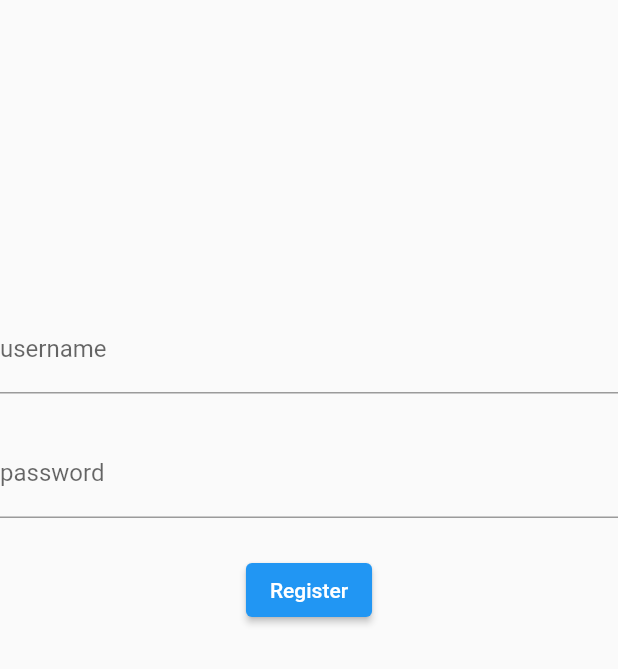
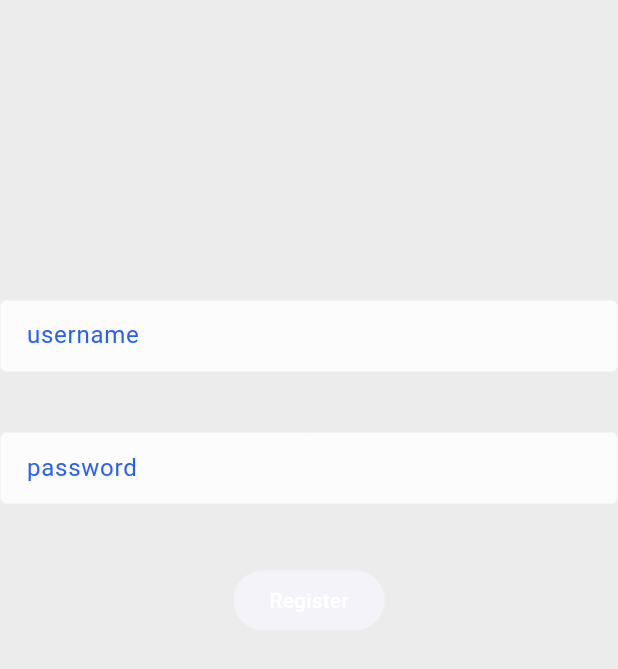
Before and after one commit to erkripa/BookStoreAppInFlutterBlocStatemanagement, a Flutter app: the screen it shows after launch, on a phone screen of 412 x 824 dp. Shown: the top 669 px of the screen. Run offline on Flutter 3.47's test engine with Material 2 defaults, Android fonts, the light colour scheme and no system bars; our stand-ins replace cached_network_image, file_picker, flutter_bloc, flutter_image_compress, flutter_screenutil, get and 4 more; missing offline and left inert: video_compress_ds; accounts and stored records are empty; Roboto replaces fonts that are missing (HKGrotesk).

Commit message:
theme cubit added for changing the theme dynamic

```diff
--- a/lib/main.dart
+++ b/lib/main.dart
@@ -1,15 +1,29 @@
 import 'package:course_app/routes/app_pages.dart';
+import 'package:course_app/themes/cubit/theme_cubit.dart';
 import 'package:flutter/material.dart';
 import 'package:flutter_bloc/flutter_bloc.dart';
 import 'package:flutter_screenutil/flutter_screenutil.dart';
 import 'package:get/get.dart';
 
 void main() async {
+  WidgetsFlutterBinding.ensureInitialized();
   runApp(const MyApp());
 }
 
+void initAppServices() async {}
+
 class MyApp extends StatelessWidget {
   const MyApp({Key? key}) : super(key: key);
+
+  ThemeMode _handleAppTheme(String? mode) {
+    if (mode == kDarkMode) {
+      return ThemeMode.dark;
+    }
+    if (mode == kLightMode) {
+      return ThemeMode.light;
+    }
+    return ThemeMode.system;
+  }
 
   @override
   Widget build(BuildContext context) {
@@ -20,11 +34,17 @@ class MyApp extends StatelessWidget {
         minTextAdapt: true,
         splitScreenMode: true,
         builder: (context, child) {
-          return GetMaterialApp(
-            title: 'Ayushona App',
-            debugShowCheckedModeBanner: false,
-            theme: ThemeData(primarySwatch: Colors.blue),
-            onGenerateRoute: AppPages.onGenerateRoute,
+          return BlocBuilder<ThemeCubit, ThemeState>(
+            builder: (context, state) {
+              return GetMaterialApp(
+                title: 'Ayushona App',
+                debugShowCheckedModeBanner: false,
+                onGenerateRoute: AppPages.onGenerateRoute,
+                themeMode: _handleAppTheme(state.themeMode),
+                theme: context.read<ThemeCubit>().getLightThemeData(),
+                darkTheme: context.read<ThemeCubit>().getDarkThemeData(),
+              );
+            },
           );
         },
       ),
--- a/lib/modules/register/pages/register_page.dart
+++ b/lib/modules/register/pages/register_page.dart
@@ -103,7 +103,7 @@ class _RegisterButton extends StatelessWidget {
                   print(state);
                   context.read<RegisterBloc>().add(SubmitEvent());
                 },
-                child: const Text('Register'),
+                child: Text('Register'),
               );
       },
     );
--- a/lib/routes/app_pages.dart
+++ b/lib/routes/app_pages.dart
@@ -1,6 +1,7 @@
 import 'package:course_app/modules/register/bloc/register_bloc.dart';
 import 'package:course_app/modules/register/pages/register_page.dart';
 import 'package:course_app/splash/bloc/splash_bloc.dart';
+import 'package:course_app/themes/cubit/theme_cubit.dart';
 import 'package:course_app/utils/utility.dart';
 import 'package:flutter/material.dart';
 import 'package:flutter_bloc/flutter_bloc.dart';
@@ -10,13 +11,13 @@ part 'app_routes.dart';
 typedef NewPageBuilder = Widget Function();
 
 abstract class AppPages {
-  static final List<PageEntity> _pages = [
-    PageEntity(
+  static final List<BlocPage> _pages = [
+    BlocPage(
       routName: AppRoutes.splash,
       page: SplashPage.new,
       bloc: BlocProvider(create: (context) => SplashBloc()),
     ),
-    PageEntity(
+    BlocPage(
       routName: AppRoutes.signup,
       page: RegisterPage.new,
       bloc: BlocProvider(create: (context) => RegisterBloc()),
@@ -25,7 +26,10 @@ abstract class AppPages {
 
   static List<dynamic> allBlocsProvider() {
     List<dynamic> blocProviders = <dynamic>[];
-    for (PageEntity bloc in _pages) {
+    //for theme
+    blocProviders.add(BlocProvider(create: (context) => ThemeCubit()));
+
+    for (BlocPage bloc in _pages) {
       if (bloc.bloc != null) {
         blocProviders.add(bloc.bloc);
       }
@@ -34,8 +38,8 @@ abstract class AppPages {
   }
 
   static MaterialPageRoute onGenerateRoute(RouteSettings settings) {
-    final Iterable<PageEntity> result = _pages
-        .where((PageEntity pageEntity) => pageEntity.routName == settings.name);
+    final Iterable<BlocPage> result =
+        _pages.where((BlocPage blocPage) => blocPage.routName == settings.name);
 
     if (result.isNotEmpty) {
       AppUtility.log("Page Created => '${settings.name}'");
@@ -46,11 +50,11 @@ abstract class AppPages {
   }
 }
 
-class PageEntity {
+class BlocPage {
   final String routName;
+  final NewPageBuilder page;
   final dynamic bloc;
-  final NewPageBuilder page;
-  PageEntity({
+  BlocPage({
     required this.routName,
     required this.page,
     this.bloc,
--- /dev/null
+++ b/lib/themes/cubit/theme_cubit.dart
@@ -0,0 +1,409 @@
+import 'package:course_app/services/hive_service.dart';
+import 'package:course_app/utils/app_colors.dart';
+import 'package:course_app/utils/dm.dart';
+import 'package:course_app/utils/styles/app_text_style.dart';
+import 'package:course_app/utils/utility.dart';
+import 'package:flutter/material.dart';
+import 'package:flutter/scheduler.dart';
+import 'package:flutter/services.dart';
+import 'package:flutter_bloc/flutter_bloc.dart';
+
+part 'theme_state.dart';
+
+class ThemeCubit extends Cubit<ThemeState> {
+  ThemeCubit() : super(ThemeState()) {
+    _onInit();
+  }
+
+  void getSystemChromeData() {
+    var themeBrightness = SchedulerBinding.instance.platformDispatcher;
+
+    if (state.themeMode == kLightMode) {
+      SystemChrome.setSystemUIOverlayStyle(
+        const SystemUiOverlayStyle(
+          statusBarColor: Colors.white,
+          statusBarBrightness: Brightness.light,
+          statusBarIconBrightness: Brightness.dark,
+          systemNavigationBarColor: Colors.white,
+          systemNavigationBarDividerColor: Colors.transparent,
+          systemNavigationBarIconBrightness: Brightness.dark,
+        ),
+      );
+    } else if (state.themeMode == kDarkMode) {
+      SystemChrome.setSystemUIOverlayStyle(
+        const SystemUiOverlayStyle(
+          statusBarColor: AppColors.darkBgColor,
+          statusBarBrightness: Brightness.dark,
+          statusBarIconBrightness: Brightness.light,
+          systemNavigationBarColor: AppColors.darkBgColor,
+          systemNavigationBarDividerColor: Colors.transparent,
+          systemNavigationBarIconBrightness: Brightness.light,
+        ),
+      );
+    } else {
+      if (themeBrightness.platformBrightness == Brightness.light) {
+        SystemChrome.setSystemUIOverlayStyle(
+          const SystemUiOverlayStyle(
+            statusBarColor: Colors.white,
+            statusBarBrightness: Brightness.light,
+            statusBarIconBrightness: Brightness.dark,
+            systemNavigationBarColor: Colors.white,
+            systemNavigationBarDividerColor: Colors.transparent,
+            systemNavigationBarIconBrightness: Brightness.dark,
+          ),
+        );
+      } else {
+        SystemChrome.setSystemUIOverlayStyle(
+          const SystemUiOverlayStyle(
+            statusBarColor: AppColors.darkBgColor,
+            statusBarBrightness: Brightness.dark,
+            statusBarIconBrightness: Brightness.light,
+            systemNavigationBarColor: AppColors.darkBgColor,
+            systemNavigationBarDividerColor: Colors.transparent,
+            systemNavigationBarIconBrightness: Brightness.light,
+          ),
+        );
+      }
+    }
+  }
+
+  ThemeData getLightThemeData() {
+    getSystemChromeData();
+    return ThemeData(
+      useMaterial3: true,
+      colorSchemeSeed: AppColors.primaryColor,
+      primaryColorLight: AppColors.primaryLightColor,
+      iconTheme: const IconThemeData(color: AppColors.darkerGrayColor),
+      scaffoldBackgroundColor: AppColors.lightBgColor,
+      appBarTheme: const AppBarTheme(backgroundColor: AppColors.primaryColor),
+      cardColor: AppColors.lightDialogColor,
+      shadowColor: AppColors.shadowColor.withAlpha(12),
+      cardTheme: const CardTheme(color: AppColors.lightDialogColor),
+      dialogTheme: DialogTheme(
+        backgroundColor: AppColors.lightDialogColor,
+        surfaceTintColor: AppColors.primaryColor,
+        titleTextStyle: AppStyles.style16Black,
+      ),
+      dialogBackgroundColor: AppColors.lightDialogColor,
+      bottomSheetTheme: const BottomSheetThemeData().copyWith(
+        backgroundColor: AppColors.lightDialogColor,
+        surfaceTintColor: AppColors.lightDialogColor,
+        modalBackgroundColor: AppColors.lightDialogColor,
+        modalBarrierColor: AppColors.blackColor.withOpacity(0.5),
+      ),
+      dividerTheme: const DividerThemeData(
+        color: AppColors.lightDividerColor,
+        thickness: 1,
+      ),
+      disabledColor: AppColors.lightGrayColor,
+      snackBarTheme: SnackBarThemeData(
+        backgroundColor: AppColors.primaryColor,
+        contentTextStyle: AppStyles.style14Normal.copyWith(
+          color: AppColors.darkBodyTextColor,
+        ),
+        actionTextColor: AppColors.primaryColor,
+      ),
+      elevatedButtonTheme: ElevatedButtonThemeData(
+        style: const ButtonStyle().copyWith(
+          // backgroundColor: MaterialStateProperty.all(AppColors.primaryColor),
+          foregroundColor: MaterialStateProperty.all(AppColors.whiteColor),
+          elevation: MaterialStateProperty.all(0.0),
+        ),
+      ),
+      outlinedButtonTheme: OutlinedButtonThemeData(
+        style: const ButtonStyle().copyWith(
+          backgroundColor: MaterialStateProperty.all(AppColors.whiteColor),
+          foregroundColor: MaterialStateProperty.all(AppColors.whiteColor),
+          elevation: MaterialStateProperty.all(0.0),
+          shape: MaterialStateProperty.all(
+            RoundedRectangleBorder(
+              borderRadius: Dm.defaultBoderRadius,
+            ),
+          ),
+          side: MaterialStateProperty.all(
+            const BorderSide(color: AppColors.primaryColor),
+          ),
+        ),
+      ),
+      dividerColor: AppColors.lightBgColor,
+      inputDecorationTheme: InputDecorationTheme(
+        filled: true,
+        fillColor: AppColors.lightDialogColor,
+        constraints: BoxConstraints(
+          minHeight: Dm.fiftySix,
+          // maxHeight: Dm.fiftySix,
+          maxWidth: Dm.screenWidth,
+        ),
+        contentPadding: Dm.edgeInsets0_12,
+        labelStyle: AppStyles.style14Normal.copyWith(
+          color: AppColors.primaryLightColor,
+        ),
+        floatingLabelStyle: AppStyles.style14Normal.copyWith(
+          color: AppColors.primaryColor,
+          fontWeight: FontWeight.bold,
+        ),
+        hintStyle: AppStyles.style14Normal.copyWith(
+          color: AppColors.lightBodyTextColor.withAlpha(140),
+        ),
+        errorStyle: AppStyles.style14Normal.copyWith(
+          color: AppColors.errorColor,
+        ),
+        border: OutlineInputBorder(
+          borderSide: BorderSide(
+            color: AppColors.lightDividerColor,
+            width: Dm.pointFour,
+          ),
+          borderRadius: Dm.circularBorderRadius,
+        ),
+        disabledBorder: OutlineInputBorder(
+          borderSide: BorderSide(
+            color: AppColors.lightDividerColor.withAlpha(20),
+            width: Dm.pointFour,
+          ),
+          borderRadius: Dm.circularBorderRadius,
+        ),
+        enabledBorder: OutlineInputBorder(
+          borderSide: BorderSide(
+            color: AppColors.lightDividerColor,
+            width: Dm.pointFour,
+          ),
+          borderRadius: Dm.circularBorderRadius,
+        ),
+        focusedBorder: OutlineInputBorder(
+          borderSide: BorderSide(
+            color: AppColors.primaryColor,
+            width: Dm.pointEight,
+          ),
+          borderRadius: Dm.circularBorderRadius,
+        ),
+        errorBorder: OutlineInputBorder(
+          borderSide: BorderSide(
+            color: AppColors.errorColor,
+            width: Dm.pointEight,
+          ),
+          borderRadius: Dm.circularBorderRadius,
+        ),
+        focusedErrorBorder: OutlineInputBorder(
+          borderSide: BorderSide(
+            color: AppColors.errorColor,
+            width: Dm.pointEight,
+          ),
+          borderRadius: Dm.circularBorderRadius,
+        ),
+      ),
+      fontFamily: kDefaultFontFamily,
+      textTheme: const TextTheme().copyWith(
+        bodyLarge: const TextStyle(
+          color: AppColors.lightBodyTextColor,
+        ),
+        bodyMedium: const TextStyle(
+          color: AppColors.lightBodyTextColor,
+        ),
+        bodySmall: const TextStyle(
+          color: AppColors.lightBodyTextColor,
+        ),
+        titleMedium: TextStyle(
+          color: AppColors.lightBodyTextColor.withAlpha(180),
+        ),
+        titleSmall: TextStyle(
+          color: AppColors.lightBodyTextColor.withAlpha(140),
+        ),
+        titleLarge: const TextStyle(color: AppColors.whiteColor),
+      ),
+      textButtonTheme: TextButtonThemeData(
+        style: const ButtonStyle().copyWith(
+          foregroundColor: MaterialStateProperty.all(AppColors.whiteColor),
+          elevation: MaterialStateProperty.all(0.0),
+        ),
+      ),
+      tabBarTheme: const TabBarTheme().copyWith(
+        unselectedLabelColor: AppColors.darkBgColor,
+        labelColor: AppColors.deppBlackColor,
+        labelStyle: AppStyles.textfieldHintTextStyel.copyWith(
+          fontWeight: FontWeight.w600,
+          fontSize: Dm.f14,
+        ),
+        unselectedLabelStyle: AppStyles.textfieldHintTextStyel.copyWith(
+          fontWeight: FontWeight.w600,
+          fontSize: Dm.f14,
+        ),
+      ),
+      progressIndicatorTheme: ProgressIndicatorThemeData(
+        color: AppColors.primaryColor,
+        circularTrackColor: AppColors.primaryLightColor.withOpacity(0.2),
+        refreshBackgroundColor: AppColors.lightWhite,
+      ),
+      brightness: Brightness.light,
+      visualDensity: VisualDensity.adaptivePlatformDensity,
+    );
+  }
+
+  ThemeData getDarkThemeData() {
+    getSystemChromeData();
+    return ThemeData(
+      useMaterial3: true,
+      colorSchemeSeed: AppColors.primaryColor,
+      primaryColorLight: AppColors.primaryLightColor,
+      iconTheme: const IconThemeData(color: AppColors.darkGrayColor),
+      scaffoldBackgroundColor: AppColors.darkBgColor,
+      shadowColor: AppColors.shadowColor.withAlpha(12),
+      appBarTheme: const AppBarTheme(backgroundColor: AppColors.darkBgColor),
+      cardColor: AppColors.darkDialogColor,
+      cardTheme: const CardTheme(color: AppColors.darkDialogColor),
+      dialogTheme:
+          const DialogTheme(backgroundColor: AppColors.darkDialogColor),
+      dialogBackgroundColor: AppColors.darkDialogColor,
+      bottomSheetTheme: const BottomSheetThemeData().copyWith(
+        backgroundColor: AppColors.darkDialogColor,
+        surfaceTintColor: AppColors.darkDialogColor,
+        modalBackgroundColor: AppColors.darkDialogColor,
+        modalBarrierColor: AppColors.blackColor.withOpacity(0.5),
+      ),
+      dividerColor: AppColors.darkDividerColor,
+      disabledColor: AppColors.darkGrayColor,
+      snackBarTheme: const SnackBarThemeData(
+        backgroundColor: AppColors.lightBgColor,
+        contentTextStyle: TextStyle(
+          color: AppColors.lightBodyTextColor,
+        ),
+        actionTextColor: AppColors.primaryColor,
+      ),
+      elevatedButtonTheme: ElevatedButtonThemeData(
+        style: const ButtonStyle().copyWith(
+          backgroundColor: MaterialStateProperty.all(AppColors.primaryColor),
+          foregroundColor: MaterialStateProperty.all(AppColors.whiteColor),
+          elevation: MaterialStateProperty.all(0.0),
+        ),
+      ),
+      inputDecorationTheme: InputDecorationTheme(
+        filled: true,
+        fillColor: AppColors.darkDialogColor,
+        constraints: BoxConstraints(
+          minHeight: Dm.fiftySix,
+          // maxHeight: Dm.fiftySix,
+          maxWidth: Dm.screenWidth,
+        ),
+        labelStyle: AppStyles.style14Normal.copyWith(
+          color: AppColors.darkBodyTextColor,
+        ),
+        floatingLabelStyle: AppStyles.style14Normal.copyWith(
+          color: AppColors.darkBodyTextColor.withAlpha(140),
+        ),
+        hintStyle: AppStyles.style14Normal.copyWith(
+          color: AppColors.darkBodyTextColor.withAlpha(140),
+        ),
+        errorStyle: AppStyles.style14Normal.copyWith(
+          color: AppColors.errorColor,
+        ),
+        border: OutlineInputBorder(
+          borderSide: BorderSide(
+            color: AppColors.darkDividerColor,
+            width: Dm.pointFour,
+          ),
+          borderRadius: Dm.circularBorderRadius,
+        ),
+        disabledBorder: OutlineInputBorder(
+          borderSide: BorderSide(
+            color: AppColors.errorColor,
+            width: Dm.pointFour,
+          ),
+          borderRadius: Dm.circularBorderRadius,
+        ),
+        enabledBorder: OutlineInputBorder(
+          borderSide: BorderSide(
+            color: AppColors.darkDividerColor,
+            width: Dm.pointFour,
+          ),
+          borderRadius: Dm.circularBorderRadius,
+        ),
+        focusedBorder: OutlineInputBorder(
+          borderSide: BorderSide(
+            color: AppColors.primaryColor,
+            width: Dm.pointEight,
+          ),
+          borderRadius: Dm.circularBorderRadius,
+        ),
+        errorBorder: OutlineInputBorder(
+          borderSide: BorderSide(
+            color: AppColors.errorColor,
+            width: Dm.pointEight,
+          ),
+          borderRadius: Dm.circularBorderRadius,
+        ),
+        focusedErrorBorder: OutlineInputBorder(
+          borderSide: BorderSide(
+            color: AppColors.errorColor,
+            width: Dm.pointEight,
+          ),
+          borderRadius: Dm.circularBorderRadius,
+        ),
+      ),
+      fontFamily: kDefaultFontFamily,
+      textTheme: const TextTheme().copyWith(
+        bodyLarge: const TextStyle(
+          color: AppColors.darkBodyTextColor,
+        ),
+        bodyMedium: const TextStyle(
+          color: AppColors.darkBodyTextColor,
+        ),
+        bodySmall: const TextStyle(
+          color: AppColors.darkSmallBodyTextColor,
+        ),
+        titleMedium: TextStyle(
+          color: AppColors.darkBodyTextColor.withAlpha(180),
+        ),
+        titleSmall: TextStyle(
+          color: AppColors.darkBodyTextColor.withAlpha(140),
+        ),
+        titleLarge: const TextStyle(color: AppColors.whiteColor),
+      ),
+      tabBarTheme: const TabBarTheme().copyWith(
+        unselectedLabelColor: AppColors.whiteColor.withAlpha(200),
+        labelColor: AppColors.whiteColor,
+        labelStyle: AppStyles.style16Normal.copyWith(
+          fontWeight: FontWeight.w700,
+          color: AppColors.whiteColor,
+        ),
+        unselectedLabelStyle: AppStyles.style16Normal.copyWith(
+          fontWeight: FontWeight.w600,
+          color: AppColors.lightWhite,
+        ),
+      ),
+      progressIndicatorTheme: const ProgressIndicatorThemeData(
+        color: AppColors.whiteColor,
+        circularTrackColor: AppColors.whiteColor,
+      ),
+      brightness: Brightness.dark,
+      visualDensity: VisualDensity.adaptivePlatformDensity,
+    );
+  }
+
+  void setThemeMode(String mode) async {
+    await HiveService.put<String>(kThemeModeBox, kThemeModeKey, mode);
+    emit(state.copyWith(themeMode: mode));
+  }
+
+  void getThemeMode() async {
+    var themeMode = await HiveService.get<String>(kThemeModeBox, kThemeModeKey);
+    switch (themeMode) {
+      case kSystemMode:
+        emit(state.copyWith(themeMode: kSystemMode));
+        break;
+      case kLightMode:
+        emit(state.copyWith(themeMode: kLightMode));
+        break;
+      case kDarkMode:
+        emit(state.copyWith(themeMode: kDarkMode));
+        break;
+      default:
+        emit(state.copyWith(themeMode: kSystemMode));
+        break;
+    }
+  }
+
+  void _onInit() async {
+    await HiveService.initHiveServices();
+    getThemeMode();
+    AppUtility.log("Initialized Theme Cubit");
+  }
+}
--- /dev/null
+++ b/lib/themes/cubit/theme_state.dart
@@ -0,0 +1,16 @@
+part of 'theme_cubit.dart';
+
+const String kThemeModeBox = 'themeMode';
+const String kThemeModeKey = 'themeMode';
+const String kSystemMode = 'system';
+const String kLightMode = 'light';
+const String kDarkMode = 'dark';
+const String kDefaultFontFamily = 'HKGrotesk';
+
+class ThemeState {
+  final String? themeMode;
+  ThemeState({this.themeMode});
+  ThemeState copyWith({String? themeMode}) => ThemeState(
+        themeMode: themeMode ?? this.themeMode,
+      );
+}
--- a/pubspec.yaml
+++ b/pubspec.yaml
@@ -49,6 +49,9 @@ dependencies:
   flutter_image_compress: ^2.0.3
   flutter_native_image: ^0.0.6+1
   image_cropper: ^4.0.1
+  # For Local Storage
+  hive: ^2.2.3
+  hive_flutter: ^1.1.0
 
 dev_dependencies:
   flutter_test:
```
Also changed, not shown: lib/cubit/counter_cubit.dart (deleted, +0 -43 lines), lib/cubit/observer/block_observer.dart (deleted, +0 -15 lines), lib/services/hive_service.dart (added, +110 -0 lines), pubspec.lock.
